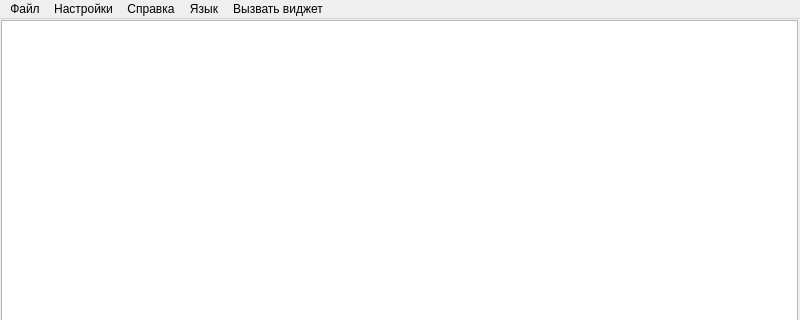
Qt form TextEditor/TextEditor.ui (AlexZast/DevGrafCpp) before a commit; both pictures show x 0 to 800 and y 0 to 320 of the 800 by 600 pixel window.
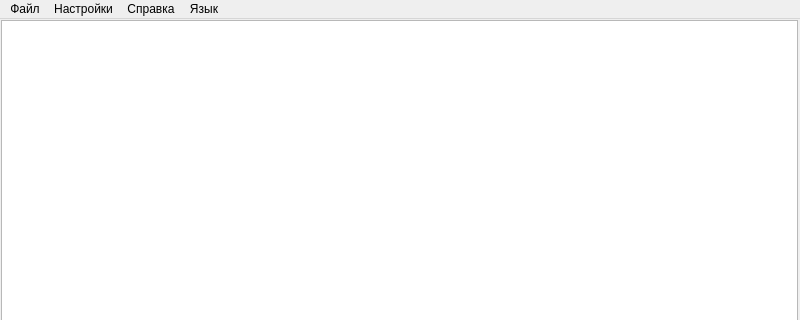
The same form after that commit.

Patch:
```diff
--- a/TextEditor/TextEditor.ui
+++ b/TextEditor/TextEditor.ui
@@ -45,7 +45,7 @@
      <x>0</x>
      <y>0</y>
      <width>800</width>
-     <height>20</height>
+     <height>25</height>
     </rect>
    </property>
    <widget class="QMenu" name="menu">
@@ -86,17 +86,10 @@
     <addaction name="action_10"/>
     <addaction name="menu_6"/>
    </widget>
-   <widget class="QMenu" name="menu_5">
-    <property name="title">
-     <string>Вызвать виджет</string>
-    </property>
-    <addaction name="action_11"/>
-   </widget>
    <addaction name="menu"/>
    <addaction name="menu_4"/>
    <addaction name="menu_2"/>
    <addaction name="menu_3"/>
-   <addaction name="menu_5"/>
   </widget>
   <widget class="QStatusBar" name="statusbar"/>
   <action name="action">
```
Left out of the diff: 10 changed lines with no effect on the pictures.
